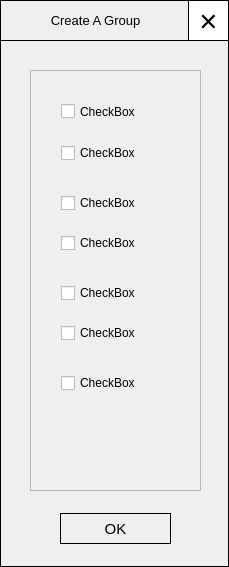
The window that creategroup.ui (muxinyu1/q-chater-client) describes before a commit, drawn with Qt 5.
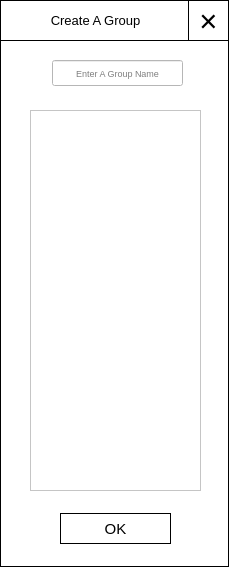
The same window after the commit.

```diff
--- a/creategroup.ui
+++ b/creategroup.ui
@@ -13,6 +13,9 @@
   <property name="windowTitle">
    <string>MainWindow</string>
   </property>
+  <property name="styleSheet">
+   <string notr="true">background-color: rgb(255, 255, 255);</string>
+  </property>
   <widget class="QWidget" name="centralwidget">
    <widget class="QLabel" name="window_border">
     <property name="geometry">
@@ -39,6 +42,9 @@
       <height>41</height>
      </rect>
     </property>
+    <property name="styleSheet">
+     <string notr="true">background-color: rgba(255, 255, 255, 0);</string>
+    </property>
     <property name="frameShape">
      <enum>QFrame::HLine</enum>
     </property>
@@ -85,9 +91,9 @@
     <property name="geometry">
      <rect>
       <x>30</x>
-      <y>70</y>
+      <y>110</y>
       <width>171</width>
-      <height>421</height>
+      <height>381</height>
      </rect>
     </property>
     <property name="widgetResizable">
@@ -99,100 +105,9 @@
        <x>0</x>
        <y>0</y>
        <width>169</width>
-       <height>419</height>
+       <height>379</height>
       </rect>
      </property>
-     <widget class="QCheckBox" name="checkBox">
-      <property name="geometry">
-       <rect>
-        <x>30</x>
-        <y>20</y>
-        <width>101</width>
-        <height>41</height>
-       </rect>
-      </property>
-      <property name="text">
-       <string>CheckBox</string>
-      </property>
-     </widget>
-     <widget class="QCheckBox" name="checkBox_2">
-      <property name="geometry">
-       <rect>
-        <x>30</x>
-        <y>70</y>
-        <width>91</width>
-        <height>24</height>
-       </rect>
-      </property>
-      <property name="text">
-       <string>CheckBox</string>
-      </property>
-     </widget>
-     <widget class="QCheckBox" name="checkBox_3">
-      <property name="geometry">
-       <rect>
-        <x>30</x>
-        <y>120</y>
-        <width>91</width>
-        <height>24</height>
-       </rect>
-      </property>
-      <property name="text">
-       <string>CheckBox</string>
-      </property>
-     </widget>
-     <widget class="QCheckBox" name="checkBox_4">
-      <property name="geometry">
-       <rect>
-        <x>30</x>
-        <y>160</y>
-        <width>91</width>
-        <height>24</height>
-       </rect>
-      </property>
-      <property name="text">
-       <string>CheckBox</string>
-      </property>
-     </widget>
-     <widget class="QCheckBox" name="checkBox_5">
-      <property name="geometry">
-       <rect>
-        <x>30</x>
-        <y>210</y>
-        <width>91</width>
-        <height>24</height>
-       </rect>
-      </property>
-      <property name="text">
-       <string>CheckBox</string>
-      </property>
-     </widget>
-     <widget class="QCheckBox" name="checkBox_6">
-      <property name="geometry">
-       <rect>
-        <x>30</x>
-        <y>250</y>
-        <width>91</width>
-        <height>24</height>
-       </rect>
-      </property>
-      <property name="text">
-       <string>CheckBox</string>
-      </property>
-     </widget>
-     <widget class="QCheckBox" name="checkBox_7">
-      <property name="geometry">
-       <rect>
-        <x>30</x>
-        <y>300</y>
-        <width>91</width>
-        <height>24</height>
-       </rect>
-      </property>
-      <property name="text">
-       <string>CheckBox</string>
-      </property>
-     </widget>
     </widget>
    </widget>
    <widget class="QLabel" name="title">
@@ -278,6 +193,49 @@
      <string>OK</string>
     </property>
    </widget>
+   <widget class="QWidget" name="verticalLayoutWidget">
+    <property name="geometry">
+     <rect>
+      <x>60</x>
+      <y>140</y>
+      <width>111</width>
+      <height>321</height>
+     </rect>
+    </property>
+    <layout class="QVBoxLayout" name="verticalLayout">
+     <property name="spacing">
+      <number>3</number>
+     </property>
+     <property name="sizeConstraint">
+      <enum>QLayout::SetMinimumSize</enum>
+     </property>
+    </layout>
+   </widget>
+   <widget class="QLineEdit" name="group_name">
+    <property name="geometry">
+     <rect>
+      <x>52</x>
+      <y>60</y>
+      <width>131</width>
+      <height>26</height>
+     </rect>
+    </property>
+    <property name="font">
+     <font>
+      <family>Microsoft YaHei UI</family>
+      <pointsize>7</pointsize>
+     </font>
+    </property>
+    <property name="inputMask">
+     <string/>
+    </property>
+    <property name="alignment">
+     <set>Qt::AlignCenter</set>
+    </property>
+    <property name="placeholderText">
+     <string>Enter A Group Name</string>
+    </property>
+   </widget>
   </widget>
  </widget>
  <resources/>
```
